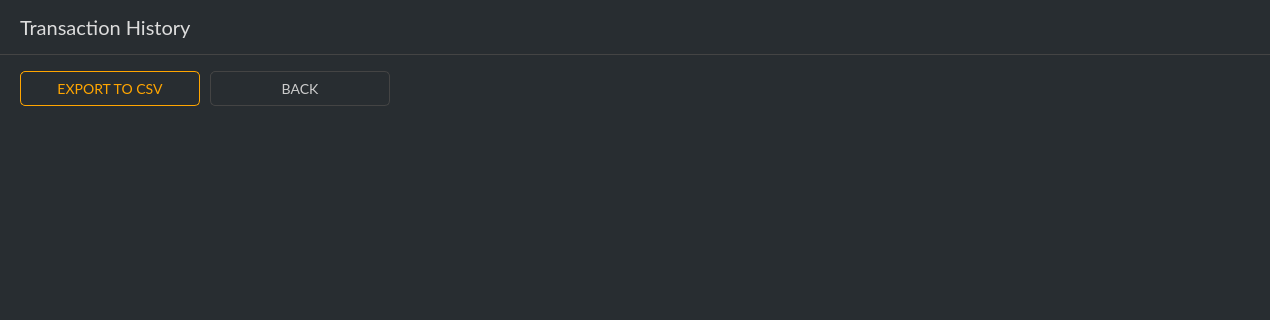
Above: src/gui/ui/transactionsframe.ui from ConcealNetwork/conceal-desktop before the change; both pictures show x 0 to 1270 and y 0 to 320 of the 1270 by 700 pixel window. Below: the same form after it.
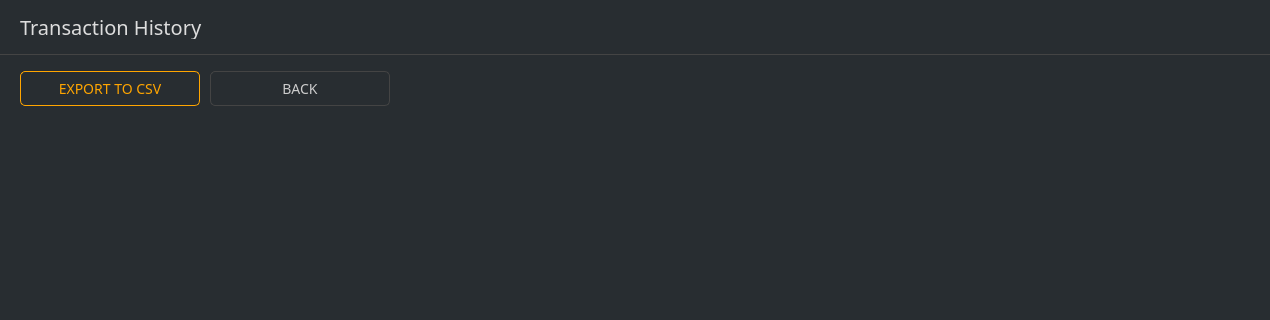
That is the form after the change.

Patch:
```diff
--- a/src/gui/ui/transactionsframe.ui
+++ b/src/gui/ui/transactionsframe.ui
@@ -94,7 +94,7 @@
        </property>
        <property name="font">
         <font>
-         <family>Lato</family>
+         <family>Raleway</family>
          <pointsize>-1</pointsize>
         </font>
        </property>
@@ -170,7 +170,7 @@
         </property>
         <property name="font">
          <font>
-          <family>Lato</family>
+          <family>Raleway</family>
           <pointsize>-1</pointsize>
          </font>
         </property>
@@ -205,7 +205,7 @@
         </property>
         <property name="font">
          <font>
-          <family>Lato</family>
+          <family>Raleway</family>
           <pointsize>-1</pointsize>
          </font>
         </property>
```
Left out of the diff: 10 changed lines with no effect on the pictures.
